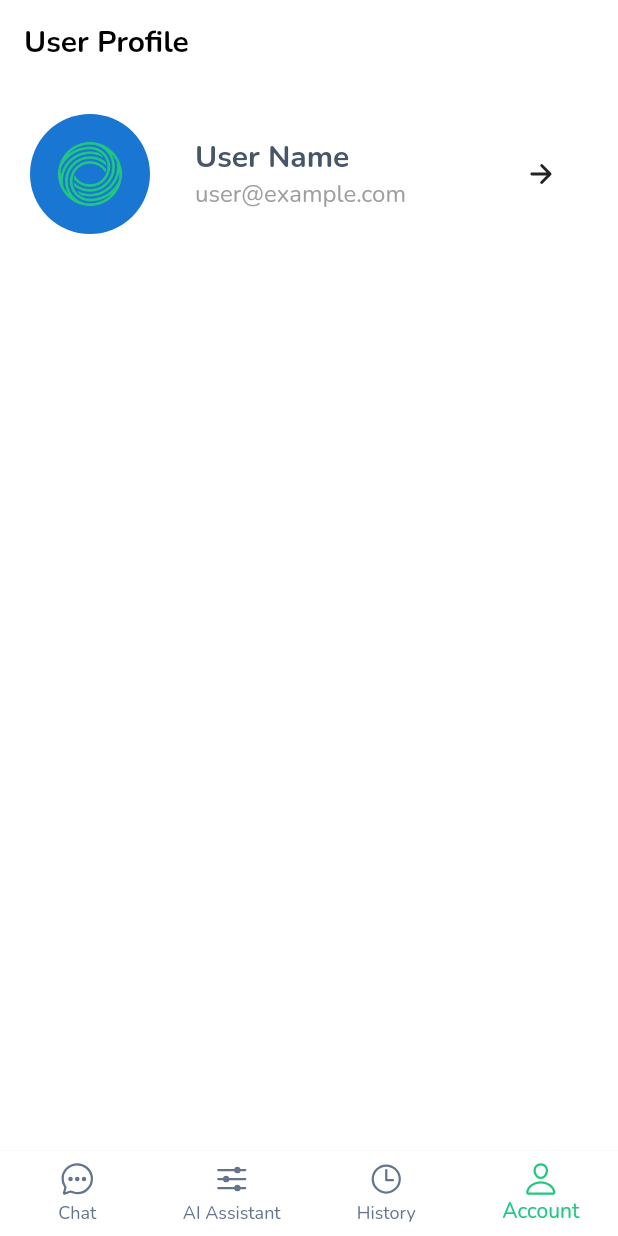
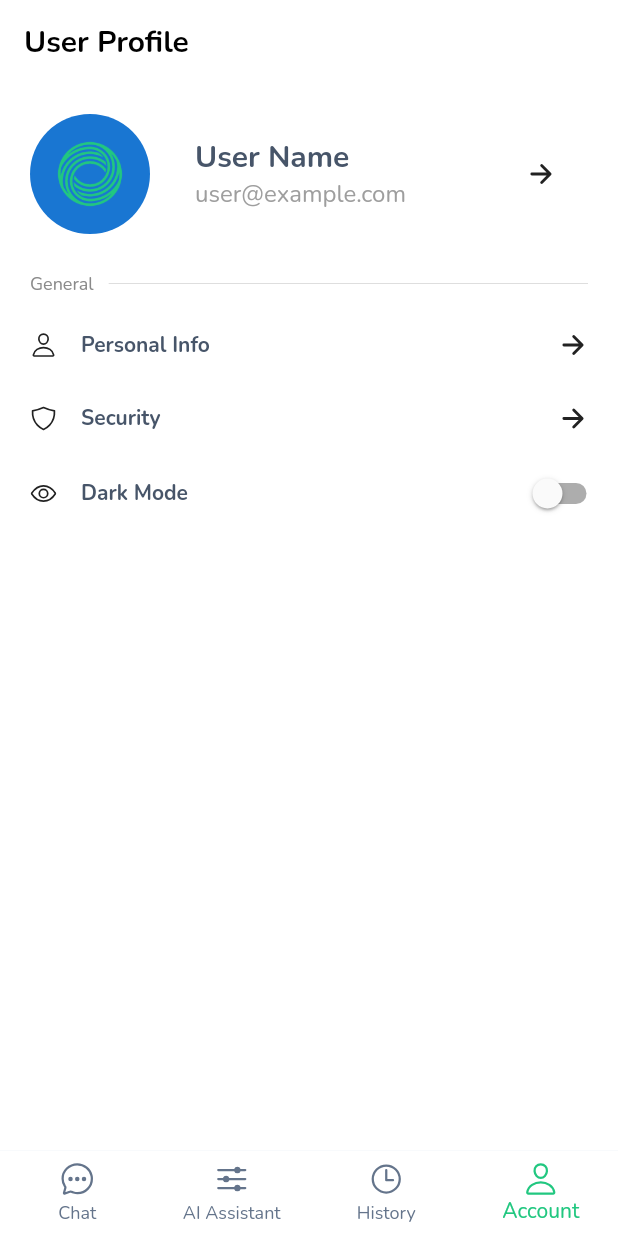
Before and after one commit to jordandadams/sphereai-app, a Flutter app: the screen it shows after launch, item 4 of the bottom bar chosen, on a phone screen of 412 x 824 dp. Run offline on Flutter 3.47's test engine with Material 2 defaults, Android fonts, the phone set to English and light mode, and no system bars; our stand-ins replace carousel_slider, easy_localization, flutter_riverpod, hive, hive_flutter, ionicons; missing offline and left inert: flutter_displaymode; accounts and stored records are empty.

Commit message:
general section with dark mode toggle switch

```diff
--- a/lib/ui/screens/account_screen.dart
+++ b/lib/ui/screens/account_screen.dart
@@ -2,6 +2,8 @@ import 'package:flutter/material.dart';
 import 'package:flutter_riverpod/flutter_riverpod.dart';
 import 'package:ionicons/ionicons.dart';
 
+import '../widgets/account_screen/option_row.dart';
+import '../widgets/account_screen/section_title.dart';
 import '../widgets/ai_assistant_screen/custom_carousel.dart';
 import 'account_view_model.dart';
 
@@ -16,7 +18,7 @@ class _AccountScreenState extends ConsumerState<AccountScreen> {
   @override
   Widget build(BuildContext context) {
     // Obtain the view model from the provider
-    final accountViewModel = ref.read(accountViewModelProvider);
+    final accountViewModel = ref.watch(accountViewModelProvider);
 
     return Scaffold(
       backgroundColor: Colors.white,
@@ -48,14 +50,13 @@ class _AccountScreenState extends ConsumerState<AccountScreen> {
 
                 // Column for displaying user's name and email
                 Column(
-                  crossAxisAlignment:
-                      CrossAxisAlignment.start,
-                  mainAxisAlignment:
-                      MainAxisAlignment.center,
+                  crossAxisAlignment: CrossAxisAlignment.start,
+                  mainAxisAlignment: MainAxisAlignment.center,
                   children: [
                     Text(
                       'User Name',
-                      style: TextStyle(fontSize: 20, fontWeight: FontWeight.bold),
+                      style:
+                          TextStyle(fontSize: 20, fontWeight: FontWeight.bold),
                     ),
                     Text(
                       'user@example.com',
@@ -71,6 +72,41 @@ class _AccountScreenState extends ConsumerState<AccountScreen> {
                 Icon(Ionicons.arrow_forward, size: 20),
               ],
             ),
+
+            // General section title
+            SizedBox(height: 25),
+            SectionTitle(title: 'General'),
+            SizedBox(height: 15),
+            // Personal Info
+            OptionRow(
+              icon: Ionicons.person_outline,
+              title: 'Personal Info',
+              onTap: () {
+                accountViewModel.onArrowTap();
+              },
+            ),
+            SizedBox(height: 13),
+            // Security
+            OptionRow(
+              icon: Ionicons.shield_outline,
+              title: 'Security',
+              onTap: () {
+                accountViewModel.onArrowTap();
+              },
+            ),
+            // Dark Mode
+            OptionRow(
+              icon: Ionicons.eye_outline,
+              title: 'Dark Mode',
+              trailing: Switch(
+                value: accountViewModel
+                    .isDarkMode, // Get the value from the view model
+                onChanged: (bool value) {
+                  accountViewModel
+                      .toggleDarkMode(); // Toggle the value using the view model
+                },
+              ),
+            ),
           ],
         ),
       ),
--- a/lib/ui/screens/account_view_model.dart
+++ b/lib/ui/screens/account_view_model.dart
@@ -6,6 +6,18 @@ final accountViewModelProvider = ChangeNotifierProvider<AccountViewModel>((ref)
 });
 
 class AccountViewModel extends ChangeNotifier {
+  bool _isDarkMode = false; // Private variable to hold the value of the dark mode switch
+
+  // Getter to get the value of _isDarkMode
+  bool get isDarkMode => _isDarkMode;
+
+  // Method to toggle the value of _isDarkMode
+  void toggleDarkMode() {
+    _isDarkMode = !_isDarkMode;
+    print(_isDarkMode.toString());
+    notifyListeners(); // Notify listeners about the change in value
+  }
+
   void onArrowTap() {
     print('Arrow button tapped!');
   }
--- /dev/null
+++ b/lib/ui/widgets/account_screen/option_row.dart
@@ -0,0 +1,52 @@
+import 'package:flutter/material.dart';
+import 'package:ionicons/ionicons.dart';
+
+class OptionRow extends StatelessWidget {
+  final IconData icon;
+  final String title;
+  final Widget? trailing; // Optional parameter for the trailing widget
+  final VoidCallback?
+      onTap; // Optional callback for handling taps on the arrow icon
+  const OptionRow(
+      {required this.icon, required this.title, this.trailing, this.onTap});
+
+  @override
+  Widget build(BuildContext context) {
+    return Padding(
+      padding: const EdgeInsets.symmetric(vertical: 8.0),
+      child: Row(
+        mainAxisAlignment: MainAxisAlignment.start,
+        children: [
+          Icon(icon, size: 18),
+          SizedBox(width: 16),
+          Expanded(
+            child: Text(
+              title,
+              style: TextStyle(fontSize: 14, fontWeight: FontWeight.bold),
+            ),
+          ),
+          // Wrap the trailing widget with InkWell and Container
+          trailing != null
+              ? InkWell(
+                  onTap: onTap,
+                  child: Container(
+                    width: 35, // Fixed width for alignment
+                    alignment: Alignment
+                        .centerRight, // Right alignment within the container
+                    child: trailing,
+                  ),
+                )
+              : InkWell(
+                  onTap: onTap,
+                  child: Container(
+                    width: 40, // Fixed width for alignment
+                    alignment: Alignment
+                        .centerRight, // Right alignment within the container
+                    child: Icon(Ionicons.arrow_forward, size: 20),
+                  ),
+                ),
+        ],
+      ),
+    );
+  }
+}
--- /dev/null
+++ b/lib/ui/widgets/account_screen/section_title.dart
@@ -0,0 +1,27 @@
+import 'package:flutter/material.dart';
+
+// Custom widget for section title
+class SectionTitle extends StatelessWidget {
+  final String title;
+  const SectionTitle({required this.title});
+
+  @override
+  Widget build(BuildContext context) {
+    return Row(
+      children: [
+        Text(
+          title,
+          style: TextStyle(fontSize: 12, color: Color.fromARGB(255, 138, 138, 138)),
+        ),
+        SizedBox(width: 10), // For spacing between text and line
+        Expanded(
+          child: Divider(
+            color: Color.fromARGB(255, 143, 143, 143),
+            thickness: 0.2,
+            height: 10,
+          ),
+        ),
+      ],
+    );
+  }
+}
```
